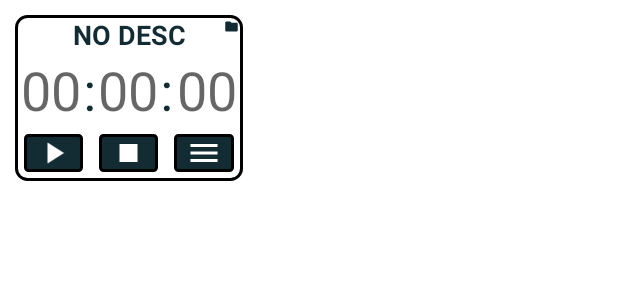
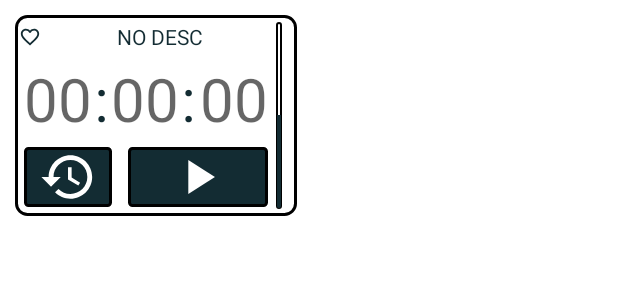
Before and after one commit to Calr-1/PRJ-MediaTimer, an Android app: the layout fragment_timer_group.xml on its own in the app's theme, with its tools: preview values and no code run, on a phone screen of 412 x 824 dp. Shown: the top 300 px of the screen. Run offline under Robolectric (Android 15) with nearby library versions, the phone set to English and light mode, and no system bars.

```diff
--- a/app/src/main/java/com/example/timer_10/TimerActivity.java
+++ b/app/src/main/java/com/example/timer_10/TimerActivity.java
@@ -94,7 +94,7 @@ public class TimerActivity extends AppCompatActivity {
             indexTimer = getIntent().getIntExtra("indexTimer", -1);
             TimerGroupClass group = wrapper.getSpecificGroupOfTimersByIndex(indexGroup);
             timerClass = group.getTimerByIndex(indexTimer);
-        } else if (typeID == 1 || typeID == 4) {
+        } else if (typeID == 1 || typeID == 4 || typeID == 5) {
             indexTimer = getIntent().getIntExtra("indexTimer", -1);
             timerClass = wrapper.getSpecificIndividualTimerByIndex(indexTimer);
 
@@ -196,6 +196,7 @@ public class TimerActivity extends AppCompatActivity {
         timerClass.setMode(mode);
         timerClass.setTimerName(name);
         timerClass.setCurrentTimerValue(time);
+        TimersWrapper.saveObjectToSharedPreference(this.getApplicationContext(),"wrapperPref", "wrapper", TimersWrapper.getInstance().timer);
 
     }
 
--- a/app/src/main/java/com/example/timer_10/TimerGroupClass.java
+++ b/app/src/main/java/com/example/timer_10/TimerGroupClass.java
@@ -101,7 +101,7 @@ public class TimerGroupClass {
             if (currentlyRunning < timerClassArray.size()) {
 
                 if (getTimerByIndex(currentlyRunning).getCurrentTimerValue() != 0) {
-                    getTimerByIndex(currentlyRunning).getFragment().start();
+                    timerFragment.get(currentlyRunning).start();
                 } else currentlyRunning--;
             }
         }
--- a/app/src/main/res/layout/fragment_timer_group.xml
+++ b/app/src/main/res/layout/fragment_timer_group.xml
@@ -1,6 +1,5 @@
 <?xml version="1.0" encoding="utf-8"?>
 <androidx.constraintlayout.widget.ConstraintLayout xmlns:android="http://schemas.android.com/apk/res/android"
-    xmlns:app="http://schemas.android.com/apk/res-auto"
     xmlns:tools="http://schemas.android.com/tools"
     android:id="@+id/frameLayout"
     android:layout_width="wrap_content"
@@ -12,11 +11,12 @@
     <LinearLayout
         android:layout_width="match_parent"
         android:layout_height="match_parent"
-        android:orientation="vertical"
-        app:layout_constraintBottom_toBottomOf="parent"
-        app:layout_constraintEnd_toEndOf="parent"
-        app:layout_constraintStart_toStartOf="parent"
-        app:layout_constraintTop_toTopOf="parent">
+        android:orientation="horizontal">
+
+        <LinearLayout
+            android:layout_width="wrap_content"
+            android:layout_height="wrap_content"
+            android:orientation="vertical">
 
             <LinearLayout
                 android:id="@+id/timerNameLayout"
@@ -24,14 +24,22 @@
                 android:layout_height="match_parent"
                 android:orientation="horizontal">
 
+                <ImageView
+                    android:id="@+id/imageView4"
+                    android:layout_width="wrap_content"
+                    android:layout_height="wrap_content"
+                    android:layout_margin="2dp"
+                    android:layout_weight="0.5"
+                    android:src="@drawable/ic_baseline_favorite_border_24" />
+
                 <TextView
                     android:id="@+id/timerFragName"
                     android:layout_width="match_parent"
                     android:layout_height="match_parent"
+                    android:layout_weight="1"
                     android:gravity="center"
-                android:text="@string/placeholder_desc"
-                android:textSize="18sp"
-                android:textStyle="bold" />
+                    android:text="@string/placeholder_desc" />
+
             </LinearLayout>
 
             <LinearLayout
@@ -44,13 +52,13 @@
                     android:id="@+id/hoursEditView"
                     android:layout_width="wrap_content"
                     android:layout_height="wrap_content"
-                android:layout_marginStart="3dp"
-                android:layout_marginLeft="3dp"
+                    android:layout_marginStart="5dp"
+                    android:layout_marginLeft="5dp"
                     android:gravity="center_horizontal"
                     android:hint="@string/hints"
                     android:importantForAutofill="no"
                     android:text="@string/hours_string"
-                android:textSize="36sp" />
+                    android:textSize="40sp" />
 
                 <TextView
                     android:id="@+id/separator1"
@@ -61,7 +69,7 @@
                     android:layout_marginEnd="1dp"
                     android:layout_marginRight="1dp"
                     android:text="@string/separator_string"
-                android:textSize="36sp" />
+                    android:textSize="40sp" />
 
                 <TextView
                     android:id="@+id/minutesEditView"
@@ -71,7 +79,7 @@
                     android:hint="@string/hints"
                     android:importantForAutofill="no"
                     android:text="@string/minutes_string"
-                android:textSize="36sp" />
+                    android:textSize="40sp" />
 
                 <TextView
                     android:id="@+id/separator2"
@@ -82,7 +90,7 @@
                     android:layout_marginEnd="1dp"
                     android:layout_marginRight="1dp"
                     android:text="@string/separator_string"
-                android:textSize="36sp" />
+                    android:textSize="40sp" />
 
                 <TextView
                     android:id="@+id/secondsEditView"
@@ -90,13 +98,13 @@
                     android:layout_height="wrap_content"
                     android:layout_marginStart="1dp"
                     android:layout_marginLeft="1dp"
-                android:layout_marginEnd="3dp"
-                android:layout_marginRight="3dp"
+                    android:layout_marginEnd="5dp"
+                    android:layout_marginRight="5dp"
                     android:gravity="center_horizontal"
                     android:hint="@string/hints"
                     android:importantForAutofill="no"
                     android:text="@string/seconds_string"
-                android:textSize="36sp" />
+                    android:textSize="40sp" />
             </LinearLayout>
 
             <LinearLayout
@@ -114,36 +122,10 @@
                 android:orientation="horizontal">
 
                 <ImageButton
-                android:id="@+id/play_and_pause_group_button"
+                    android:id="@+id/restart_button"
                     android:layout_width="wrap_content"
-                android:layout_height="wrap_content"
+                    android:layout_height="40dp"
 
-                android:layout_marginStart="5dp"
-                android:layout_marginLeft="5dp"
-                android:layout_marginTop="5dp"
-                android:layout_marginEnd="5dp"
-                android:layout_marginRight="5dp"
-                android:layout_weight="1"
-                android:contentDescription="@string/placeholder_desc"
-                android:src="@drawable/ic_baseline_play_arrow_24" />
-
-            <ImageButton
-                android:id="@+id/stop_playing_group_button"
-                android:layout_width="wrap_content"
-                android:layout_height="wrap_content"
-                android:layout_marginStart="5dp"
-                android:layout_marginLeft="5dp"
-                android:layout_marginTop="5dp"
-                android:layout_marginEnd="5dp"
-                android:layout_marginRight="5dp"
-                android:layout_weight="1"
-                android:contentDescription="@string/placeholder_desc"
-                android:src="@drawable/ic_baseline_stop_24" />
-
-            <ImageButton
-                android:id="@+id/timer_options_group_button"
-                android:layout_width="wrap_content"
-                android:layout_height="wrap_content"
                     android:layout_marginStart="5dp"
                     android:layout_marginLeft="5dp"
                     android:layout_marginTop="5dp"
@@ -152,22 +134,42 @@
                     android:layout_marginBottom="5dp"
                     android:layout_weight="1"
                     android:contentDescription="@string/placeholder_desc"
-                android:src="@drawable/ic_baseline_menu_24" />
+                    android:src="@drawable/ic_baseline_restore_24" />
+
+                <ImageButton
+                    android:id="@+id/play_and_pause_group_button"
+                    android:layout_width="wrap_content"
+                    android:layout_height="40dp"
+                    android:layout_marginStart="5dp"
+                    android:layout_marginLeft="5dp"
+                    android:layout_marginTop="5dp"
+                    android:layout_marginEnd="5dp"
+                    android:layout_marginRight="5dp"
+                    android:layout_marginBottom="5dp"
+                    android:layout_weight="2"
+                    android:contentDescription="@string/placeholder_desc"
+                    android:src="@drawable/ic_baseline_play_arrow_24" />
+
             </LinearLayout>
 
         </LinearLayout>
 
-    <ImageView
-        android:id="@+id/imageView2"
-        android:layout_width="10dp"
-        android:layout_height="10dp"
-        android:layout_marginTop="2dp"
-        android:layout_marginEnd="2dp"
-        android:layout_marginRight="2dp"
-        android:src="@drawable/ic_baseline_folder_24"
-        app:layout_constraintEnd_toEndOf="parent"
-        app:layout_constraintTop_toTopOf="parent" />
+        <ProgressBar
+            android:id="@+id/progress_bar"
+            style="@android:style/Widget.ProgressBar.Horizontal"
+            android:layout_width="6dp"
+            android:layout_height="match_parent"
+            android:layout_centerInParent="true"
+            android:layout_marginTop="4dp"
+            android:layout_marginEnd="7dp"
+            android:layout_marginRight="7dp"
+            android:layout_marginBottom="4dp"
+            android:max="100"
+            android:paddingRight="2dp"
+            android:progress="50"
+            android:progressDrawable="@drawable/progress_vertical" />
 
+    </LinearLayout>
 
 
 </androidx.constraintlayout.widget.ConstraintLayout>
```
Also changed, not shown: app/build.gradle (+7 -1 lines), app/src/main/AndroidManifest.xml (+8 -8 lines), app/src/main/java/com/example/timer_10/AlarmPlayerClass.java (+19 -13 lines), app/src/main/java/com/example/timer_10/MainActivity.java (+48 -48 lines), app/src/main/java/com/example/timer_10/NotificationActivity.java (+6 -13 lines), app/src/main/java/com/example/timer_10/NotificationsClass.java (+6 -6 lines), app/src/main/java/com/example/timer_10/TimerClass.java (+39 -40 lines), app/src/main/java/com/example/timer_10/TimerFragment.java (+28 -10 lines), app/src/main/java/com/example/timer_10/TimerGroupActivity.java (+61 -5 lines), app/src/main/java/com/example/timer_10/TimerGroupFragment.java (+10 -0 lines), app/src/main/java/com/example/timer_10/TimersWrapper.java (+29 -2 lines), app/src/main/res/layout/activity_group.xml (+11 -8 lines). Lines whose indentation alone changed are shown as unchanged.
